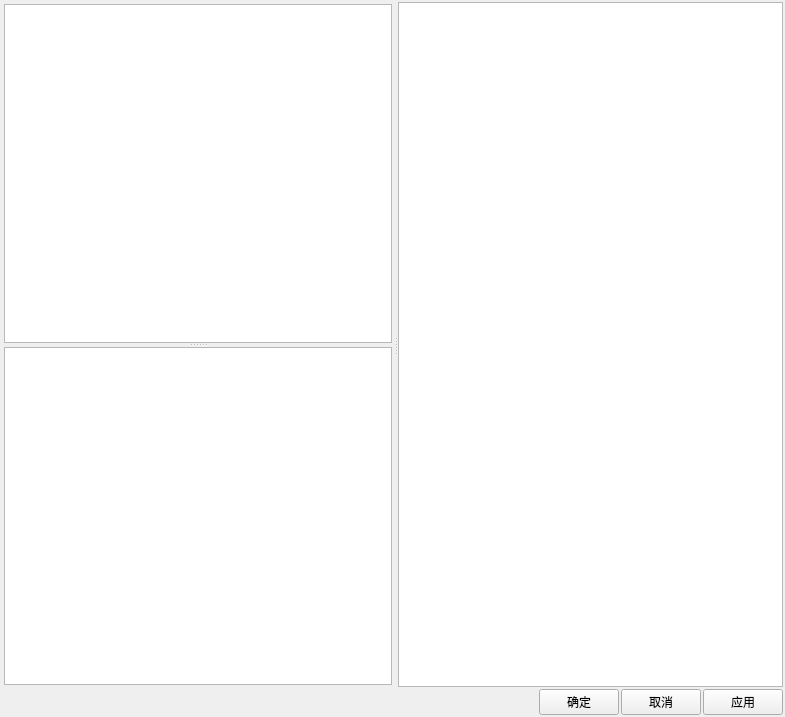
Qt form WrenchTorqueCtrl/XmlConfigManager.ui (yangreest/WrenchTorqueController) before a commit.
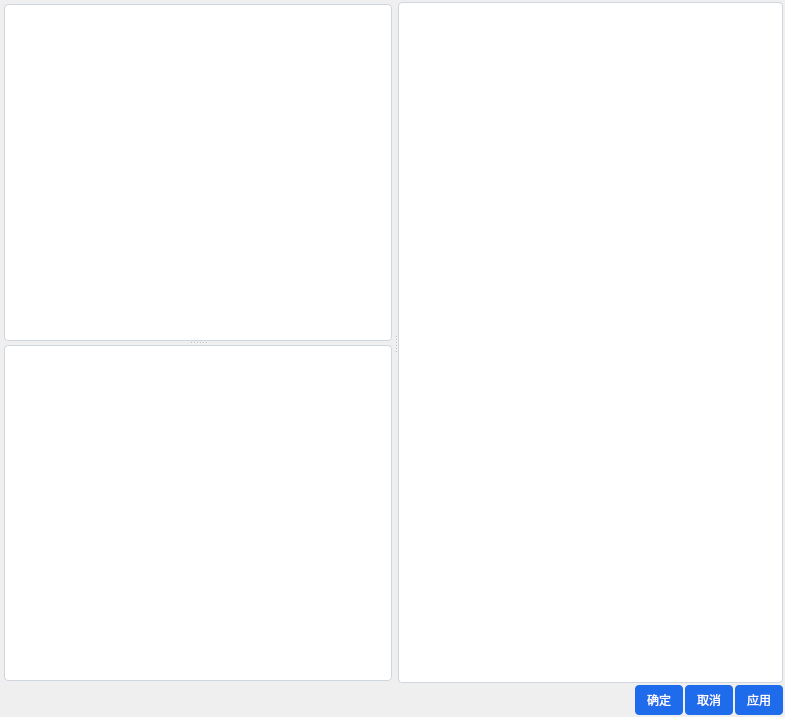
The same form after that commit. Icons and pictures are not drawn.

Commit message: 修改了样式

```diff
--- a/WrenchTorqueCtrl/XmlConfigManager.ui
+++ b/WrenchTorqueCtrl/XmlConfigManager.ui
@@ -13,6 +13,32 @@
   <property name="windowTitle">
    <string>SettingWidget</string>
   </property>
+  <property name="styleSheet">
+   <string notr="true">background-color: #f5f7fa;
+
+/* 按钮样式 */
+QPushButton {
+    background-color: #1e6ceb;
+    color: #ffffff;
+    border: none;
+    border-radius: 4px;
+    padding: 6px 12px;
+    font-size: 12px;
+}
+QPushButton:hover {
+    background-color: #1859c0;
+}
+QPushButton:pressed {
+    background-color: #134aa5;
+}
+QPushButton#cancelBtn { /* 取消按钮可单独设置 */
+    background-color: #f0f3f8;
+    color: #555a64;
+}
+QPushButton#cancelBtn:hover {
+    background-color: #e5e9f2;
+}</string>
+  </property>
   <layout class="QVBoxLayout" name="verticalLayout">
    <property name="spacing">
     <number>2</number>
@@ -75,8 +101,88 @@
             <verstretch>0</verstretch>
            </sizepolicy>
           </property>
+          <property name="styleSheet">
+           <string notr="true">/* ========== 新增/优化：QListWidget 样式 ========== */
+QListWidget {
+    background-color: #ffffff;
+    border: 1px solid #d0d6e0;
+    border-radius: 4px;
+    padding: 4px;
+    color: #333842;
+    outline: none; /* 去除选中时的虚线框 */
+}
+
+/* 列表项基础样式 */
+QListWidget::item {
+    padding: 8px 10px;
+    border-radius: 3px;
+    margin: 2px 0;
+}
+
+/* 列表项悬浮效果 */
+QListWidget::item:hover {
+    background-color: #e6f0ff;
+}
+
+/* 列表项选中效果 */
+QListWidget::item:selected {
+    background-color: #1e6ceb;
+    color: #ffffff;
+}
+
+/* 列表项禁用效果（如需） */
+QListWidget::item:disabled {
+    color: #a0a6b3;
+    background-color: #f8f9fc;
+}</string>
+          </property>
          </widget>
-         <widget class="QTextEdit" name="textEdit"/>
+         <widget class="QTextEdit" name="textEdit">
+          <property name="styleSheet">
+           <string notr="true">/* ========== 新增/优化：QTextEdit 样式 ========== */
+QTextEdit {
+    background-color: #ffffff;
+    border: 1px solid #d0d6e0;
+    border-radius: 4px;
+    padding: 8px 10px;
+    color: #333842;
+    font-size: 12px;
+    line-height: 1.4;
+    outline: none; /* 去除聚焦虚线框 */
+}
+
+/* 文本框悬浮效果 */
+QTextEdit:hover {
+    border-color: #a0b3dc;
+}
+
+/* 文本框聚焦效果 */
+QTextEdit:focus {
+    border-color: #1e6ceb;
+    box-shadow: 0 0 0 2px rgba(30, 108, 235, 0.1); /* 柔和的聚焦阴影 */
+}
+
+/* 只读状态的文本框（如需） */
+QTextEdit[readOnly=&quot;true&quot;] {
+    background-color: #f8f9fc;
+    color: #555a64;
+    border-color: #e5e9f2;
+}</string>
+          </property>
+          <property name="readOnly">
+           <bool>true</bool>
+          </property>
+          <property name="html">
+           <string>&lt;!DOCTYPE HTML PUBLIC &quot;-//W3C//DTD HTML 4.0//EN&quot; &quot;http://www.w3.org/TR/REC-html40/strict.dtd&quot;&gt;
+&lt;html&gt;&lt;head&gt;&lt;meta name=&quot;qrichtext&quot; content=&quot;1&quot; /&gt;&lt;meta charset=&quot;utf-8&quot; /&gt;&lt;style type=&quot;text/css&quot;&gt;
+p, li { white-space: pre-wrap; }
+hr { height: 1px; border-width: 0; }
+li.unchecked::marker { content: &quot;\2610&quot;; }
+li.checked::marker { content: &quot;\2612&quot;; }
+&lt;/style&gt;&lt;/head&gt;&lt;body style=&quot; font-family:'Microsoft YaHei UI'; font-size:12px; font-weight:400; font-style:normal;&quot;&gt;
+&lt;p style=&quot;-qt-paragraph-type:empty; margin-top:0px; margin-bottom:0px; margin-left:0px; margin-right:0px; -qt-block-indent:0; text-indent:0px;&quot;&gt;&lt;br /&gt;&lt;/p&gt;&lt;/body&gt;&lt;/html&gt;</string>
+          </property>
+         </widget>
         </widget>
        </item>
       </layout>
@@ -88,6 +194,105 @@
         <verstretch>0</verstretch>
        </sizepolicy>
       </property>
+      <property name="styleSheet">
+       <string notr="true">
+/* 表格（参数配置区域）样式 */
+QTableWidget {
+    background-color: #ffffff;
+    border: 1px solid #d0d6e0;
+    border-radius: 4px;
+    gridline-color: #e5e9f2;
+}
+QTableWidget::item {
+    /*padding: 6px 8px;*/
+    color: #333842;
+}
+QTableWidget::item:selected {
+    background-color: #e6f0ff;
+    color: #1e6ceb;
+}
+QHeaderView::section {
+    background-color: #f0f3f8;
+    color: #555a64;
+    /*padding: 8px;*/
+    border: 1px solid #d0d6e0;
+}
+
+/* ========== 表格内数字输入框（QSpinBox/QDoubleSpinBox） ========== */
+QTableWidget QSpinBox,
+QTableWidget QDoubleSpinBox {
+    background-color: #ffffff;
+    border: 1px solid #d0d6e0;
+    border-radius: 3px;
+    padding: 4px 8px;
+    color: #333842;
+    font-size: 12px;
+    outline: none;
+    /*min-height: 28px;  适配单元格高度 */
+}
+/* 悬浮状态 */
+QTableWidget QSpinBox:hover,
+QTableWidget QDoubleSpinBox:hover {
+    border-color: #a0b3dc;
+}
+/* 聚焦状态 */
+QTableWidget QSpinBox:focus,
+QTableWidget QDoubleSpinBox:focus {
+    border-color: #1e6ceb;
+    box-shadow: 0 0 0 2px rgba(30, 108, 235, 0.1);
+}
+/* 上下箭头按钮 */
+QTableWidget QSpinBox::up-button,
+QTableWidget QDoubleSpinBox::up-button {
+    width: 20px;
+    border-left: 1px solid #e5e9f2;
+    background-color: #f8f9fc;
+}
+QTableWidget QSpinBox::down-button,
+QTableWidget QDoubleSpinBox::down-button {
+    width: 20px;
+    border-left: 1px solid #e5e9f2;
+    background-color: #f8f9fc;
+}
+/* 箭头图标 */
+QTableWidget QSpinBox::up-arrow,
+QTableWidget QDoubleSpinBox::up-arrow {
+    image: url(:/Ico/qrc/上拉.png);
+    width: 8px;
+    height: 8px;
+}
+QTableWidget QSpinBox::down-arrow,
+QTableWidget QDoubleSpinBox::down-arrow {
+    image: url(:/Ico/qrc/下拉.png);
+    width: 8px;
+    height: 8px;
+}
+
+
+QTableWidget QComboBox {
+	background - color: #ffffff;
+	border: 1px solid #d0d6e0;
+	border - radius: 3px;
+	padding: 4px 8px;
+	color: #333842;
+}
+
+QTableWidget QComboBox:hover {
+	border - color: #a0b3dc;
+}
+
+QTableWidget QComboBox::drop - down {
+	border - left: 1px solid #d0d6e0;
+	border - radius: 0 3px 3px 0;
+}
+
+QTableWidget QComboBox::down - arrow {
+	image: url(: / icons / arrow - down.svg); /* 可替换为自己的箭头图标 */
+	width: 12px;
+	height: 12px;
+}
+</string>
+      </property>
      </widget>
     </widget>
    </item>
@@ -114,6 +319,30 @@
      </item>
      <item>
       <widget class="QPushButton" name="pushButton_2">
+       <property name="styleSheet">
+        <string notr="true">/* 按钮样式 */
+QPushButton {
+    background-color: #1e6ceb;
+    color: #ffffff;
+    border: none;
+    border-radius: 4px;
+    padding: 6px 12px;
+    font-size: 12px;
+}
+QPushButton:hover {
+    background-color: #1859c0;
+}
+QPushButton:pressed {
+    background-color: #134aa5;
+}
+QPushButton#cancelBtn { /* 取消按钮可单独设置 */
+    background-color: #f0f3f8;
+    color: #555a64;
+}
+QPushButton#cancelBtn:hover {
+    background-color: #e5e9f2;
+}</string>
+       </property>
        <property name="text">
         <string>确定</string>
        </property>
@@ -121,6 +350,30 @@
      </item>
      <item>
       <widget class="QPushButton" name="pushButton_3">
+       <property name="styleSheet">
+        <string notr="true">/* 按钮样式 */
+QPushButton {
+    background-color: #1e6ceb;
+    color: #ffffff;
+    border: none;
+    border-radius: 4px;
+    padding: 6px 12px;
+    font-size: 12px;
+}
+QPushButton:hover {
+    background-color: #1859c0;
+}
+QPushButton:pressed {
+    background-color: #134aa5;
+}
+QPushButton#cancelBtn { /* 取消按钮可单独设置 */
+    background-color: #f0f3f8;
+    color: #555a64;
+}
+QPushButton#cancelBtn:hover {
+    background-color: #e5e9f2;
+}</string>
+       </property>
        <property name="text">
         <string>取消</string>
        </property>
@@ -128,6 +381,30 @@
      </item>
      <item>
       <widget class="QPushButton" name="pushButton">
+       <property name="styleSheet">
+        <string notr="true">/* 按钮样式 */
+QPushButton {
+    background-color: #1e6ceb;
+    color: #ffffff;
+    border: none;
+    border-radius: 4px;
+    padding: 6px 12px;
+    font-size: 12px;
+}
+QPushButton:hover {
+    background-color: #1859c0;
+}
+QPushButton:pressed {
+    background-color: #134aa5;
+}
+QPushButton#cancelBtn { /* 取消按钮可单独设置 */
+    background-color: #f0f3f8;
+    color: #555a64;
+}
+QPushButton#cancelBtn:hover {
+    background-color: #e5e9f2;
+}</string>
+       </property>
        <property name="text">
         <string>应用</string>
        </property>
```
The commit also changes 9 other files.
